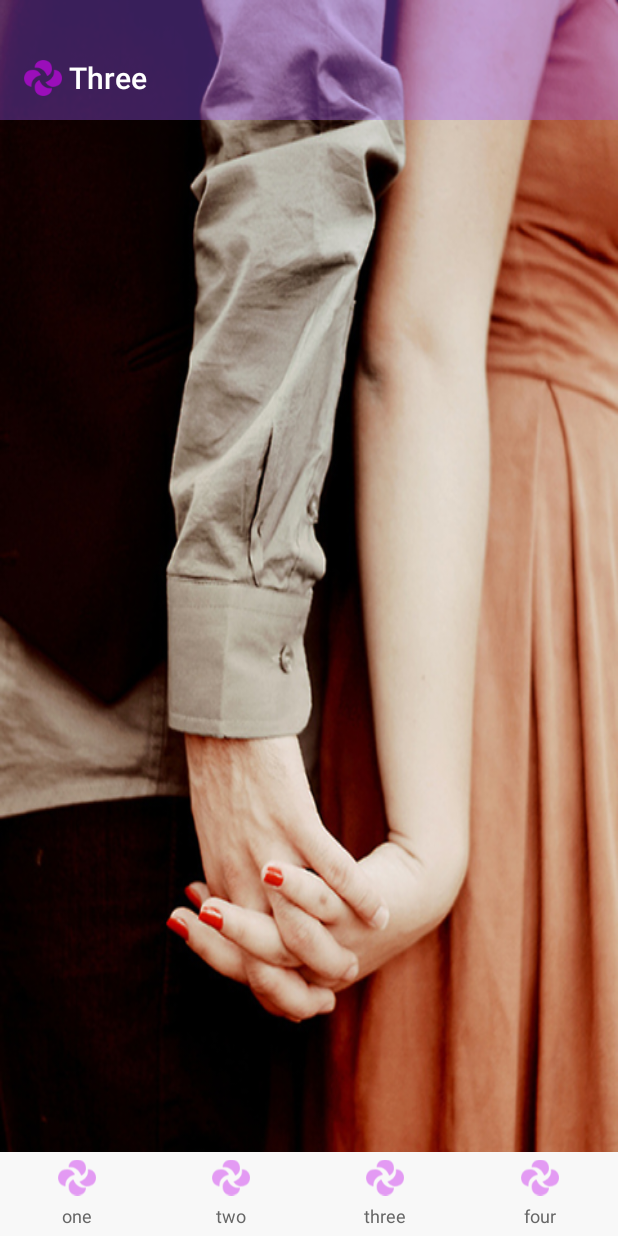
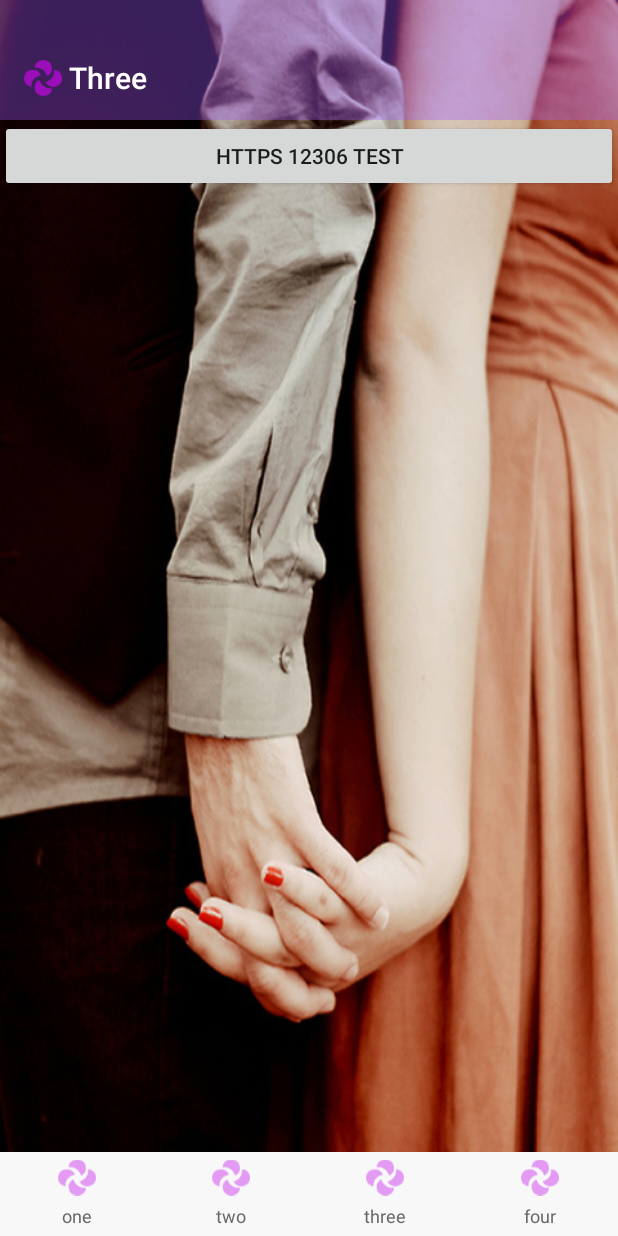
Before and after one commit to seraph2015/RxjavaRetrofitMvp, an Android app: the fragment MainThreeFragment placed in its activity, on a phone screen of 412 x 824 dp. Run offline under Robolectric (Android 15) with nearby library versions, the phone set to English and light mode, and no system bars; our stand-ins replace ButterKnife, RxJava; 1 statement that could not run was skipped.

Commit message:
添加https 12306证书测试

```diff
--- a/app/src/main/java/org/seraph/mvprxjavaretrofit/fragment/MainThreeFragment.java
+++ b/app/src/main/java/org/seraph/mvprxjavaretrofit/fragment/MainThreeFragment.java
@@ -1,13 +1,16 @@
 package org.seraph.mvprxjavaretrofit.fragment;
 
 import android.os.Bundle;
+import android.view.View;
+import android.widget.Button;
 import android.widget.TextView;
 
 import org.seraph.mvprxjavaretrofit.R;
 import org.seraph.mvprxjavaretrofit.mvp.presenter.BasePresenter;
 import org.seraph.mvprxjavaretrofit.mvp.presenter.MainThreeFragmentPresenter;
 import org.seraph.mvprxjavaretrofit.mvp.view.MainThreeFragmentView;
-import org.seraph.mvprxjavaretrofit.views.ObservableScrollView;
+
+import butterknife.ButterKnife;
 
 /**
  * 主界面
@@ -17,10 +20,7 @@ import org.seraph.mvprxjavaretrofit.views.ObservableScrollView;
  **/
 public class MainThreeFragment extends BaseFragment implements MainThreeFragmentView {
 
-    private TextView tvContent;
-    private TextView tvDbUser;
-    private ObservableScrollView oScrollView;
-
+    private TextView textView;
 
     @Override
     protected int getContextView() {
@@ -30,6 +30,7 @@ public class MainThreeFragment extends BaseFragment implements MainThreeFragment
 
     MainThreeFragmentPresenter mPresenter;
 
+
     @Override
     protected BasePresenter getPresenter() {
         mPresenter = new MainThreeFragmentPresenter();
@@ -37,10 +38,21 @@ public class MainThreeFragment extends BaseFragment implements MainThreeFragment
     }
 
 
-
     @Override
     protected void init(Bundle savedInstanceState) {
+        Button btnHttps = ButterKnife.findById(rootView,R.id.btn_https);
+        textView = ButterKnife.findById(rootView,R.id.tv_value);
+        btnHttps.setOnClickListener(this::onClick);
         mPresenter.initData();
     }
 
+    private void onClick(View view) {
+      mPresenter.post12306Https();
+    }
+
+
+    @Override
+    public void setTextView(CharSequence charSequence) {
+        textView.setText(charSequence);
+    }
 }
--- a/app/src/main/java/org/seraph/mvprxjavaretrofit/mvp/view/MainThreeFragmentView.java
+++ b/app/src/main/java/org/seraph/mvprxjavaretrofit/mvp/view/MainThreeFragmentView.java
@@ -9,4 +9,5 @@ package org.seraph.mvprxjavaretrofit.mvp.view;
 public interface MainThreeFragmentView extends BaseView {
 
 
+    void setTextView(CharSequence charSequence);
 }
--- a/app/src/main/java/org/seraph/mvprxjavaretrofit/request/ApiInterface.java
+++ b/app/src/main/java/org/seraph/mvprxjavaretrofit/request/ApiInterface.java
@@ -34,4 +34,7 @@ interface ApiInterface {
      */
     @GET
     Flowable<BaiduImageBean> doBaiduImageUrl(@Url String url);
+
+    @GET("otn")
+    Flowable<String> do12306Url();
 }
--- a/app/src/main/java/org/seraph/mvprxjavaretrofit/request/ApiService.java
+++ b/app/src/main/java/org/seraph/mvprxjavaretrofit/request/ApiService.java
@@ -29,4 +29,10 @@ public class ApiService {
         return RxServerData.getDataProcessing(HttpMethods.getApiInterface("http://image.baidu.com/").doBaiduImageUrl(params[0]));
     }
 
+    /**
+     * 12306测试https证书
+     */
+    public static Flowable<String> do12306() {
+        return RxServerData.getDataProcessing(HttpMethods.getApiInterface("https://kyfw.12306.cn/").do12306Url());
+    }
 }
--- a/app/src/main/java/org/seraph/mvprxjavaretrofit/request/exception/ServerErrorCode.java
+++ b/app/src/main/java/org/seraph/mvprxjavaretrofit/request/exception/ServerErrorCode.java
@@ -28,6 +28,8 @@ public class ServerErrorCode {
             message = errorCodeToMessage(e.getMessage());
         } else if (e instanceof java.net.SocketTimeoutException) {
             message = "连接服务器超时";
+        }else if(e instanceof javax.net.ssl.SSLHandshakeException){
+            message = "缺少https证书";
         }
         baseView.showToast(message);
         return message;
--- a/app/src/main/res/layout/fragment_three.xml
+++ b/app/src/main/res/layout/fragment_three.xml
@@ -2,6 +2,31 @@
 <LinearLayout xmlns:android="http://schemas.android.com/apk/res/android"
     android:layout_width="match_parent"
     android:layout_height="match_parent"
-    android:orientation="vertical">
+    android:orientation="vertical"
+    android:paddingTop="@dimen/contact_toolbar_h">
+
+    <Button
+        android:id="@+id/btn_https"
+        android:layout_width="match_parent"
+        android:layout_height="wrap_content"
+        android:text="HTTPS 12306 TEST" />
+
+    <ScrollView
+        android:layout_width="match_parent"
+        android:layout_height="match_parent">
+
+        <LinearLayout
+            android:layout_width="match_parent"
+            android:layout_height="wrap_content"
+            android:orientation="vertical">
+
+            <TextView
+                android:id="@+id/tv_value"
+                android:textColor="@android:color/holo_red_dark"
+                android:layout_width="match_parent"
+                android:layout_height="wrap_content" />
+        </LinearLayout>
+
+    </ScrollView>
 
 </LinearLayout>
```
Also changed, not shown: app/src/main/java/org/seraph/mvprxjavaretrofit/mvp/presenter/MainThreeFragmentPresenter.java (+18 -0 lines), app/src/main/java/org/seraph/mvprxjavaretrofit/preference/AppConstant.java (+9 -0 lines), app/src/main/java/org/seraph/mvprxjavaretrofit/request/HttpMethods.java (+34 -6 lines), app/src/main/java/org/seraph/mvprxjavaretrofit/request/https/HTTPS.java (added, +95 -0 lines), 1 other file.
